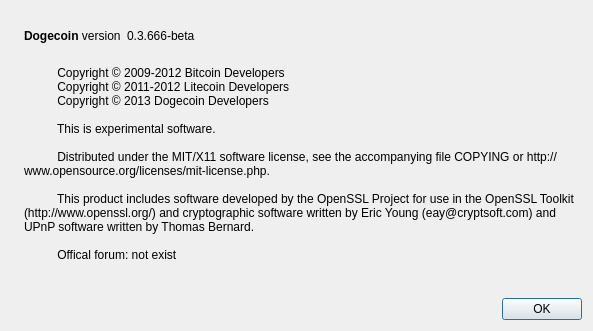
Above: src/qt/forms/aboutdialog.ui from pixelcoindev/pixelcoin before the change. Below: the same form after it.
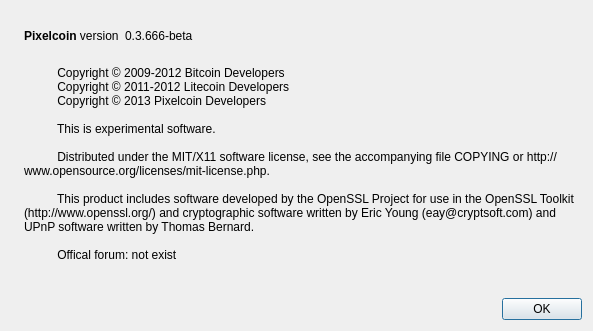
That is the form after the change. Icons and pictures are not drawn.

What changed in the file:
```diff
--- a/src/qt/forms/aboutdialog.ui
+++ b/src/qt/forms/aboutdialog.ui
@@ -50,7 +50,7 @@
           <cursorShape>IBeamCursor</cursorShape>
          </property>
          <property name="text">
-          <string>&lt;b&gt;Dogecoin&lt;/b&gt; version</string>
+          <string>&lt;b&gt;Pixelcoin&lt;/b&gt; version</string>
          </property>
          <property name="textInteractionFlags">
           <set>Qt::LinksAccessibleByMouse|Qt::TextSelectableByKeyboard|Qt::TextSelectableByMouse</set>
@@ -97,7 +97,7 @@
         <string>
           Copyright © 2009-2012 Bitcoin Developers
           Copyright © 2011-2012 Litecoin Developers
-          Copyright © 2013 Dogecoin Developers
+          Copyright © 2013 Pixelcoin Developers
 
           This is experimental software.
 
```
Left out of the diff: 2 changed lines with no effect on the pictures.
